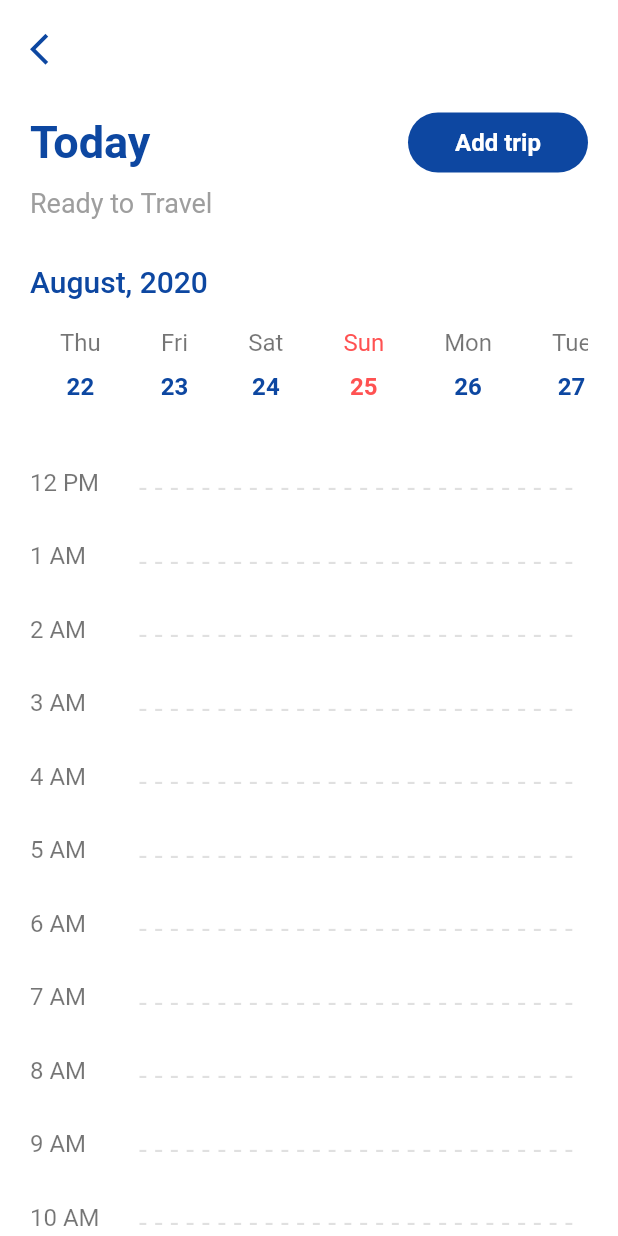
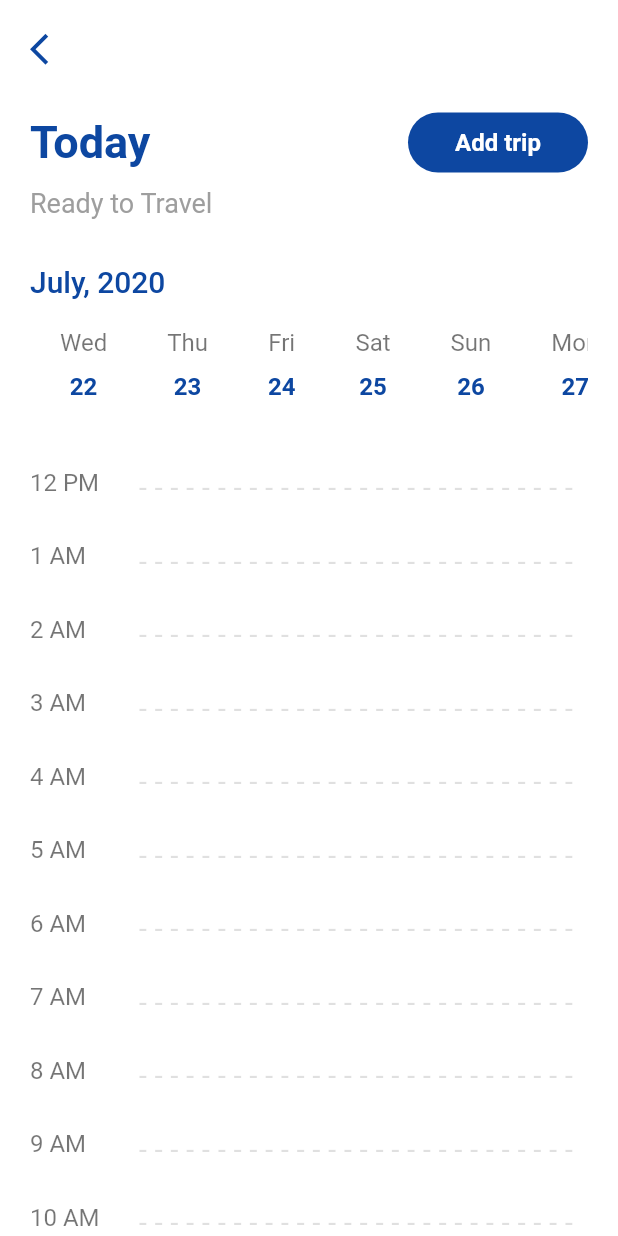
Before and after one commit to crhsidea/family_carpool, a Flutter app: the CalendarPage screen opened directly, on a phone screen of 412 x 824 dp. Run offline on Flutter 3.47's test engine with Material 2 defaults, Android fonts, the phone set to English and light mode, and no system bars; our stand-ins replace avatar_glow, curved_navigation_bar, dio, faker, geolocator, google_fonts and 4 more; missing offline and left inert: geocoder, google_map_polyline, simple_gravatar; network calls fail; Roboto replaces fonts that are missing (Poppins).

Commit message:
calendar UI slight fix

```diff
--- a/lib/screens/calendar_Page.dart
+++ b/lib/screens/calendar_Page.dart
@@ -210,7 +210,7 @@ class _CalendarPageState extends State<CalendarPage> {
               Align(
                 alignment: Alignment.centerLeft,
                 child: Text(
-                  '${month[DateTime.now().month]}, ${DateTime.now().year}',
+                  '${month[DateTime.now().month-1]}, ${DateTime.now().year}',
                   style: TextStyle(fontWeight: FontWeight.w500, fontSize: 20),
                 ),
               ),
@@ -235,10 +235,10 @@ class _CalendarPageState extends State<CalendarPage> {
                             width: 20,
                           ),
                           CalendarDates(
-                            day:  days[DateTime.now().weekday+index%7],
+                            day:  days[DateTime.now().weekday+index%7-1],
                             date: dates[index],
-                            dayColor: days[DateTime.now().weekday+index%7] == 'Sun' ? Colors.redAccent : Colors.black54,
-                            dateColor: days[DateTime.now().weekday+index%7] == 'Sun' ? Colors.redAccent : LightColors.kDarkBlue,
+                            dayColor: toInt(dates[index]) == SelectedDate ? Colors.redAccent : Colors.black54,
+                            dateColor:toInt(dates[index])== SelectedDate ? Colors.redAccent : LightColors.kDarkBlue,
                           ),
                         ],
                       ),
```
